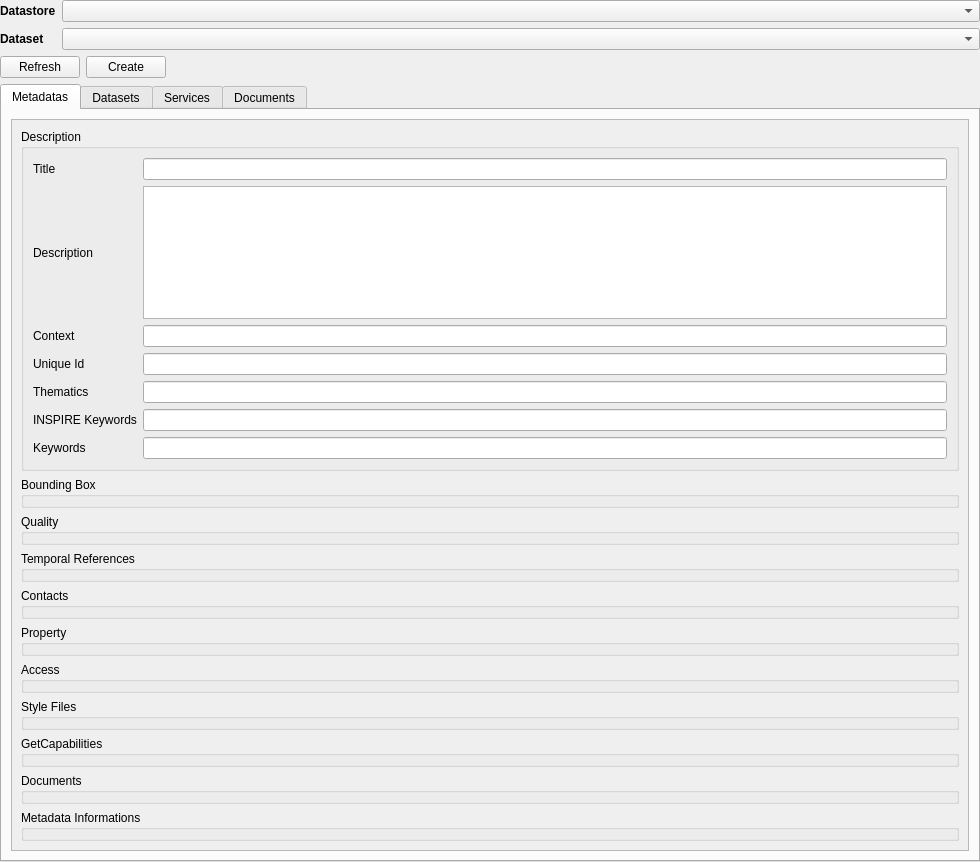
The window that geoplateforme/gui/dashboard/wdg_dashboard.ui (JulesGrillot/plugin-qgis-geoplateforme) describes before a commit, drawn with Qt 5.
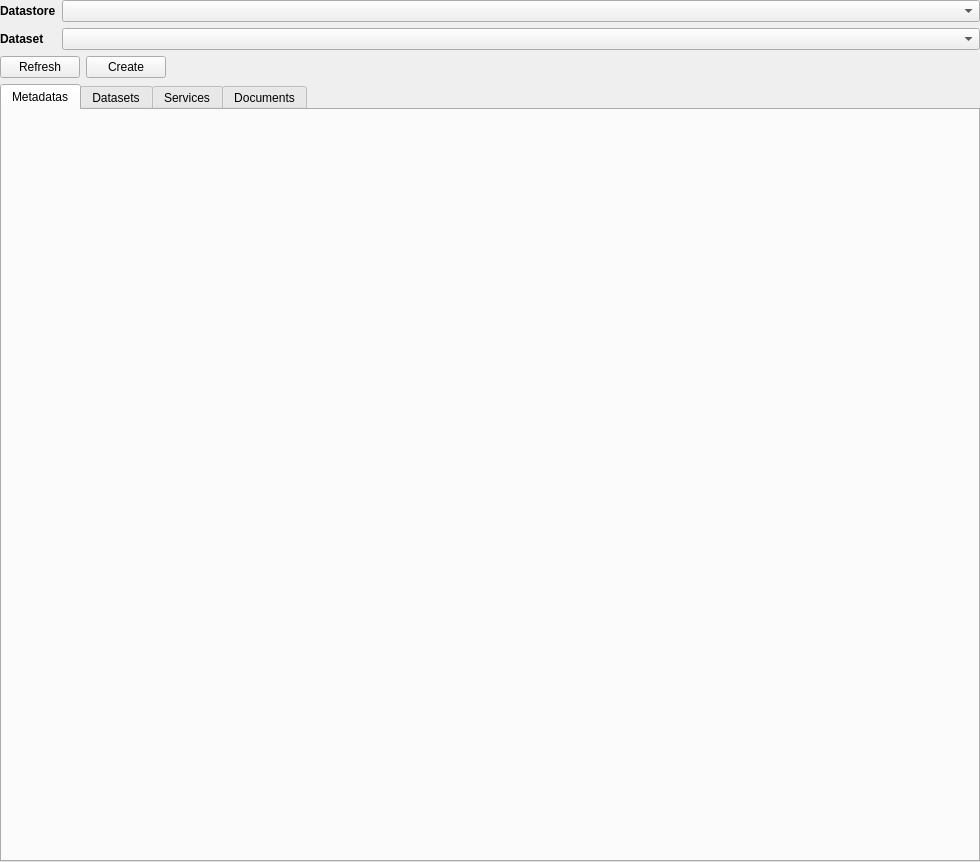
The same window after the commit. The open tabs and pages were chosen to show the change. Custom widgets are drawn as their Qt base class.

Commit message: feature(metadata): add QgsMetadataWidget in dashboard to display metadata

Diff of the .ui file:
```diff
--- a/geoplateforme/gui/dashboard/wdg_dashboard.ui
+++ b/geoplateforme/gui/dashboard/wdg_dashboard.ui
@@ -81,203 +81,7 @@
       </attribute>
       <layout class="QVBoxLayout" name="verticalLayout_2">
        <item>
-        <widget class="QScrollArea" name="scrollArea">
-         <property name="widgetResizable">
-          <bool>true</bool>
-         </property>
-         <widget class="QWidget" name="scrollAreaWidgetContents">
-          <property name="geometry">
-           <rect>
-            <x>0</x>
-            <y>0</y>
-            <width>942</width>
-            <height>802</height>
-           </rect>
-          </property>
-          <layout class="QVBoxLayout" name="verticalLayout_3">
-           <item>
-            <widget class="QgsCollapsibleGroupBox" name="gbp_description">
-             <property name="title">
-              <string>Description</string>
-             </property>
-             <layout class="QGridLayout" name="gridLayout_7">
-              <item row="0" column="2">
-               <widget class="QLineEdit" name="lineEdit">
-                <property name="toolTip">
-                 <string>Characteristic and often unique name by which the resource is known</string>
-                </property>
-                <property name="inputMask">
-                 <string/>
-                </property>
-               </widget>
-              </item>
-              <item row="2" column="0">
-               <widget class="QLabel" name="lbl_context">
-                <property name="toolTip">
-                 <string>Datastore Id</string>
-                </property>
-                <property name="text">
-                 <string>Context</string>
-                </property>
-               </widget>
-              </item>
-              <item row="4" column="0">
-               <widget class="QLabel" name="lbl_thematic">
-                <property name="text">
-                 <string>Thematics</string>
-                </property>
-               </widget>
-              </item>
-              <item row="5" column="0">
-               <widget class="QLabel" name="lbl_inspire_kw">
-                <property name="text">
-                 <string>INSPIRE Keywords</string>
-                </property>
-               </widget>
-              </item>
-              <item row="1" column="0">
-               <widget class="QLabel" name="lbl_description">
-                <property name="toolTip">
-                 <string>Brief narrative summary of the resource content</string>
-                </property>
-                <property name="text">
-                 <string>Description</string>
-                </property>
-               </widget>
-              </item>
-              <item row="3" column="0">
-               <widget class="QLabel" name="lbl_unique_id">
-                <property name="toolTip">
-                 <string>Value uniquely identifying the resource in the catalog</string>
-                </property>
-                <property name="text">
-                 <string>Unique Id</string>
-                </property>
-               </widget>
-              </item>
-              <item row="0" column="0">
-               <widget class="QLabel" name="lbl_title">
-                <property name="toolTip">
-                 <string>Characteristic and often unique name by which the resource is known</string>
-                </property>
-                <property name="text">
-                 <string>Title</string>
-                </property>
-               </widget>
-              </item>
-              <item row="1" column="2">
-               <widget class="QTextEdit" name="textEdit">
-                <property name="toolTip">
-                 <string>Brief narrative summary of the resource content</string>
-                </property>
-               </widget>
-              </item>
-              <item row="6" column="0">
-               <widget class="QLabel" name="lbl_kw">
-                <property name="text">
-                 <string>Keywords</string>
-                </property>
-               </widget>
-              </item>
-              <item row="2" column="2">
-               <widget class="QLineEdit" name="lineEdit_2">
-                <property name="toolTip">
-                 <string>Datastore Id</string>
-                </property>
-               </widget>
-              </item>
-              <item row="3" column="2">
-               <widget class="QLineEdit" name="lineEdit_3">
-                <property name="toolTip">
-                 <string>Value uniquely identifying the resource in the catalog</string>
-                </property>
-               </widget>
-              </item>
-              <item row="4" column="2">
-               <widget class="QLineEdit" name="lineEdit_4"/>
-              </item>
-              <item row="5" column="2">
-               <widget class="QLineEdit" name="lineEdit_5"/>
-              </item>
-              <item row="6" column="2">
-               <widget class="QLineEdit" name="lineEdit_6"/>
-              </item>
-             </layout>
-            </widget>
-           </item>
-           <item>
-            <widget class="QgsCollapsibleGroupBox" name="gbp_bbox">
-             <property name="title">
-              <string>Bounding Box</string>
-             </property>
-            </widget>
-           </item>
-           <item>
-            <widget class="QgsCollapsibleGroupBox" name="gbp_quality">
-             <property name="title">
-              <string>Quality</string>
-             </property>
-            </widget>
-           </item>
-           <item>
-            <widget class="QgsCollapsibleGroupBox" name="gbp_temporal">
-             <property name="title">
-              <string>Temporal References</string>
-             </property>
-            </widget>
-           </item>
-           <item>
-            <widget class="QgsCollapsibleGroupBox" name="gbp_contact">
-             <property name="title">
-              <string>Contacts</string>
-             </property>
-            </widget>
-           </item>
-           <item>
-            <widget class="QgsCollapsibleGroupBox" name="gbp_property">
-             <property name="title">
-              <string>Property</string>
-             </property>
-            </widget>
-           </item>
-           <item>
-            <widget class="QgsCollapsibleGroupBox" name="gbp_access">
-             <property name="title">
-              <string>Access</string>
-             </property>
-            </widget>
-           </item>
-           <item>
-            <widget class="QgsCollapsibleGroupBox" name="gbp_style">
-             <property name="title">
-              <string>Style Files</string>
-             </property>
-            </widget>
-           </item>
-           <item>
-            <widget class="QgsCollapsibleGroupBox" name="gbp_capabilities">
-             <property name="title">
-              <string>GetCapabilities</string>
-             </property>
-            </widget>
-           </item>
-           <item>
-            <widget class="QgsCollapsibleGroupBox" name="gbp_document">
-             <property name="title">
-              <string>Documents</string>
-             </property>
-            </widget>
-           </item>
-           <item>
-            <widget class="QgsCollapsibleGroupBox" name="gbp_info">
-             <property name="title">
-              <string>Metadata Informations</string>
-             </property>
-            </widget>
-           </item>
-          </layout>
-         </widget>
-        </widget>
+        <layout class="QGridLayout" name="metadata_layout"/>
        </item>
       </layout>
      </widget>
```
Left out of the diff: 2 changed lines with no effect on the pictures. The commit also changes 1 other file.
